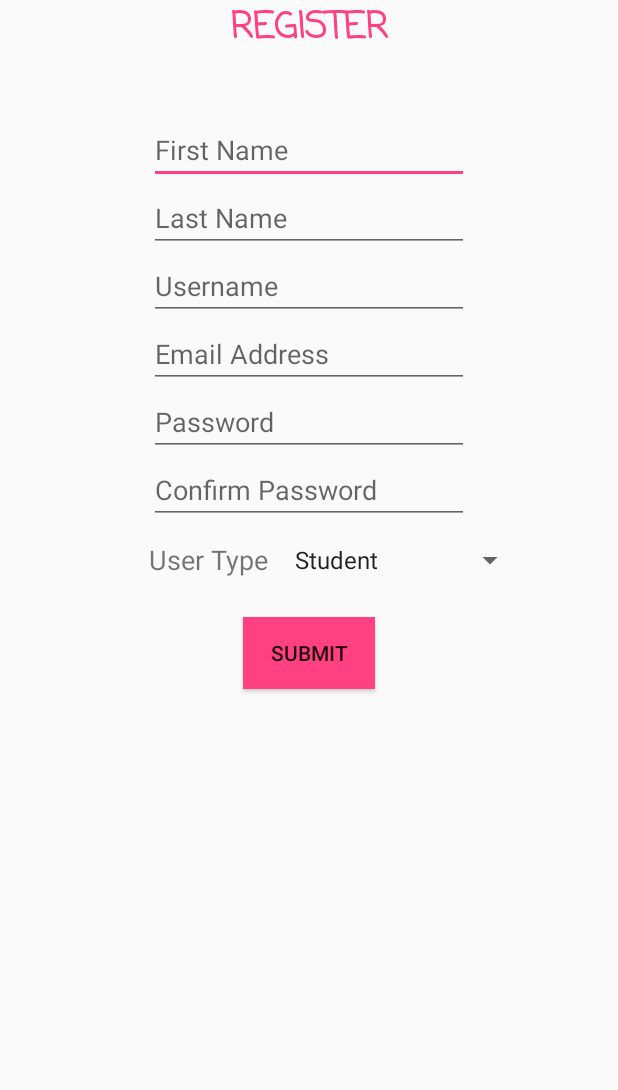
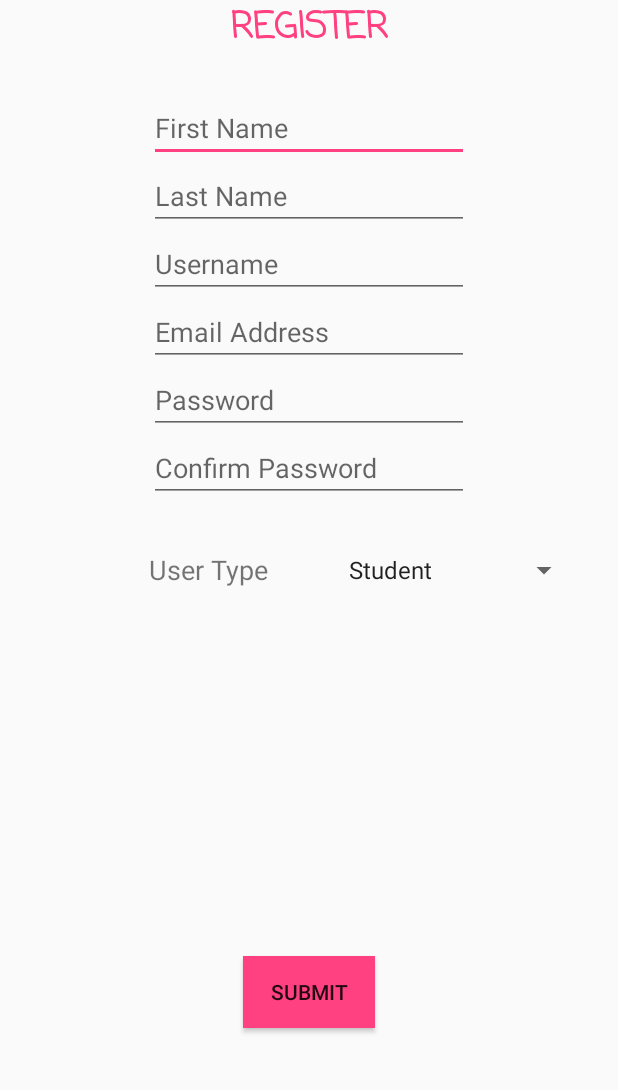
Before and after one commit to 19anti91/StudyChatRoom, an Android app: the screen it shows after launch (RegisterActivity), after a tap on "REGISTER", on a phone screen of 412 x 824 dp, the part 146-1236 px from its top. Run offline under Robolectric (Android 15) with nearby library versions, the phone set to English and light mode, and no system bars.

Commit message:
Login and Register 95% done. Testing further

```diff
--- a/app/src/main/java/com/oop/projectgroup10/studychatroom/LoginActivity.java
+++ b/app/src/main/java/com/oop/projectgroup10/studychatroom/LoginActivity.java
@@ -1,23 +1,47 @@
 package com.oop.projectgroup10.studychatroom;
 
+import android.content.Context;
 import android.content.Intent;
+import android.net.ConnectivityManager;
+import android.net.NetworkInfo;
 import android.os.Bundle;
 import android.support.v7.app.AppCompatActivity;
 import android.view.View;
 import android.view.Window;
+import android.widget.Button;
 import android.widget.EditText;
+import android.widget.Toast;
 
 public class LoginActivity extends AppCompatActivity {
 
+    Boolean loginOK = false;
     @Override
     protected void onCreate(Bundle savedInstanceState) {
         requestWindowFeature(Window.FEATURE_NO_TITLE);
         super.onCreate(savedInstanceState);
         setContentView(R.layout.activity_login);
+
+        Button loginBtn = (Button) findViewById(R.id.loginBtn);
+        Button registerBtn = (Button) findViewById(R.id.registerBtn);
+
+        if (!hasInternetAccess()) {
+            Toast.makeText(LoginActivity.this, "You have no internet Connection at the moment. Please try again later", Toast.LENGTH_LONG).show();
+
+            loginBtn.setEnabled(false);
+            registerBtn.setEnabled(false);
+        } else {
+
+            loginBtn.setEnabled(true);
+            registerBtn.setEnabled(true);
+        }
     }
 
-    //TODO check internet connection
-    //TODO validate input(there is something on the field before submititng the login)
+    public void onBackPressed() {
+        moveTaskToBack(true);
+        System.exit(0);
+
+    }
+
     public void register(View v) {
         Intent goToRegister = new Intent(v.getContext(), RegisterActivity.class);
         v.getContext().startActivity(goToRegister);
@@ -25,11 +49,18 @@ public class LoginActivity extends AppCompatActivity {
 
     public void submitLogin(View v) {
 
-        new SubmitLoginAndSignup(v.getContext()).execute("login", getUsername(), getPassword());
+        if (getUsername().isEmpty() || getPassword().isEmpty()) {
+            Toast.makeText(this, "Please enter a valid username and password", Toast.LENGTH_LONG).show();
+        } else {
+
+            new SubmitLoginAndSignup(v.getContext(), this).execute("login", getUsername(), getPassword());
+        }
+
     }
 
     public String getUsername() {
         EditText username = (EditText) findViewById(R.id.usernameL);
+
         return username.getText().toString();
     }
 
@@ -37,4 +68,12 @@ public class LoginActivity extends AppCompatActivity {
         EditText password = (EditText) findViewById(R.id.passwordL);
         return password.getText().toString();
     }
+
+    //this function is to check if the user has internet access
+    private boolean hasInternetAccess() {
+        ConnectivityManager connectivityManager
+                = (ConnectivityManager) getSystemService(Context.CONNECTIVITY_SERVICE);
+        NetworkInfo activeNetworkInfo = connectivityManager.getActiveNetworkInfo();
+        return activeNetworkInfo != null && activeNetworkInfo.isConnected();
+    }
 }
--- a/app/src/main/res/layout/activity_register.xml
+++ b/app/src/main/res/layout/activity_register.xml
@@ -42,11 +42,11 @@
         android:layout_height="wrap_content"
         android:inputType="textPersonName"
         android:ems="10"
+        android:layout_marginTop="25dp"
+        android:id="@+id/fname"
+        android:hint="First Name"
         android:layout_below="@+id/registerT"
-        android:layout_centerHorizontal="true"
-        android:layout_marginTop="40dp"
-        android:id="@+id/fname"
-        android:hint="First Name" />
+        android:layout_centerHorizontal="true" />
 
     <EditText
         android:layout_width="wrap_content"
@@ -55,7 +55,7 @@
         android:ems="10"
         android:layout_below="@+id/fname"
         android:layout_alignEnd="@+id/fname"
-        android:id="@+id/editText2"
+        android:id="@+id/lname"
         android:hint="Last Name" />
 
     <EditText
@@ -75,8 +75,8 @@
         android:ems="10"
         android:id="@+id/usernameR"
         android:hint="Username"
-        android:layout_below="@+id/editText2"
-        android:layout_alignStart="@+id/editText2" />
+        android:layout_below="@+id/lname"
+        android:layout_alignStart="@+id/lname" />
 
     <EditText
         android:layout_width="wrap_content"
@@ -103,10 +103,9 @@
         android:layout_height="wrap_content"
         android:entries="@array/usertype"
         android:id="@+id/usertype"
-        android:layout_marginTop="12dp"
-        android:layout_below="@+id/confirmpassword"
-        android:layout_toEndOf="@+id/usertypeT"
-        android:layout_marginStart="9dp" />
+        android:layout_marginEnd="9dp"
+        android:layout_alignBottom="@+id/usertypeT"
+        android:layout_alignParentEnd="true" />
 
     <TextView
         android:text="User Type"
@@ -114,16 +113,26 @@
         android:layout_height="wrap_content"
         android:id="@+id/usertypeT"
         android:textSize="18sp"
-        android:layout_alignBottom="@+id/usertype"
+        android:layout_below="@+id/passMatch"
         android:layout_alignStart="@+id/confirmpassword" />
 
     <Button
-        android:text="Submit"
+        android:id="@+id/submitRegisterBtn"
         android:layout_width="wrap_content"
         android:layout_height="wrap_content"
-        android:id="@+id/submitRegisterBtn"
+        android:layout_alignParentBottom="true"
+        android:layout_centerHorizontal="true"
+        android:layout_marginBottom="25dp"
         android:background="@color/colorPrimaryDark"
-        android:layout_marginTop="26dp"
-        android:layout_below="@+id/usertype"
-        android:layout_centerHorizontal="true" />
+        android:onClick="submitRegistration"
+        android:text="Submit" />
+
+    <TextView
+        android:id="@+id/passMatch"
+        android:layout_width="wrap_content"
+        android:layout_height="wrap_content"
+        android:layout_below="@+id/confirmpassword"
+        android:layout_centerHorizontal="true"
+        android:layout_marginTop="13dp"
+        android:textSize="14sp" />
 </RelativeLayout>
```
Also changed, not shown: app/src/main/AndroidManifest.xml (+8 -2 lines), app/src/main/java/com/oop/projectgroup10/studychatroom/RegisterActivity.java (+104 -3 lines), app/src/main/java/com/oop/projectgroup10/studychatroom/SubmitLoginAndSignup.java (+55 -11 lines).
